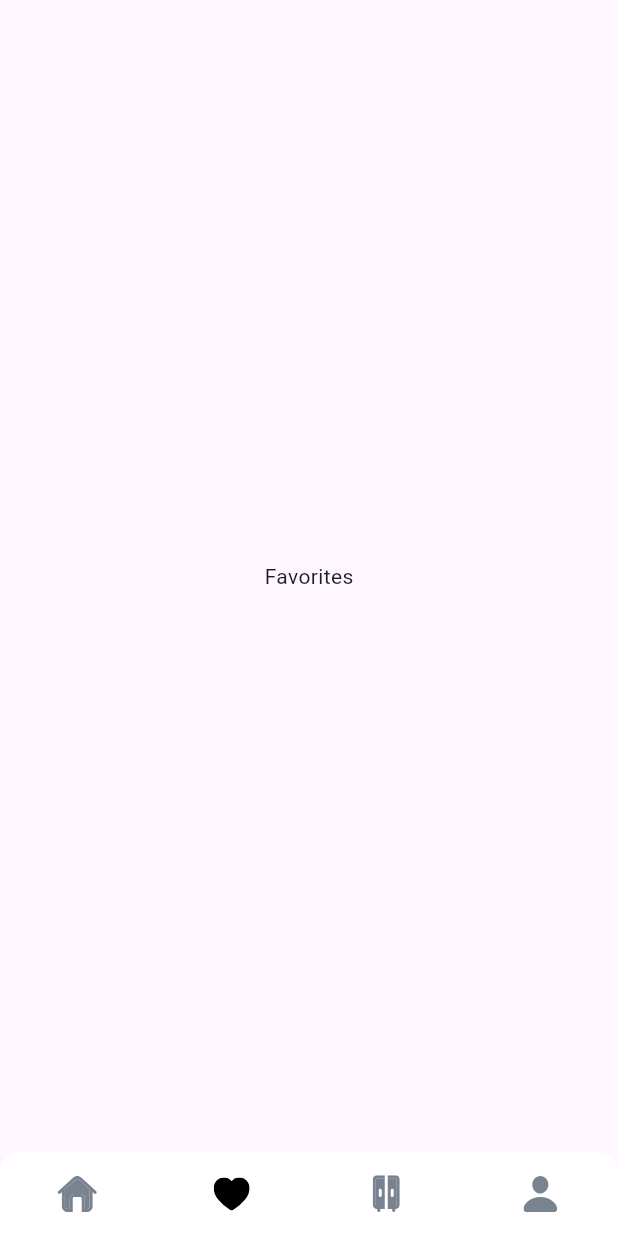
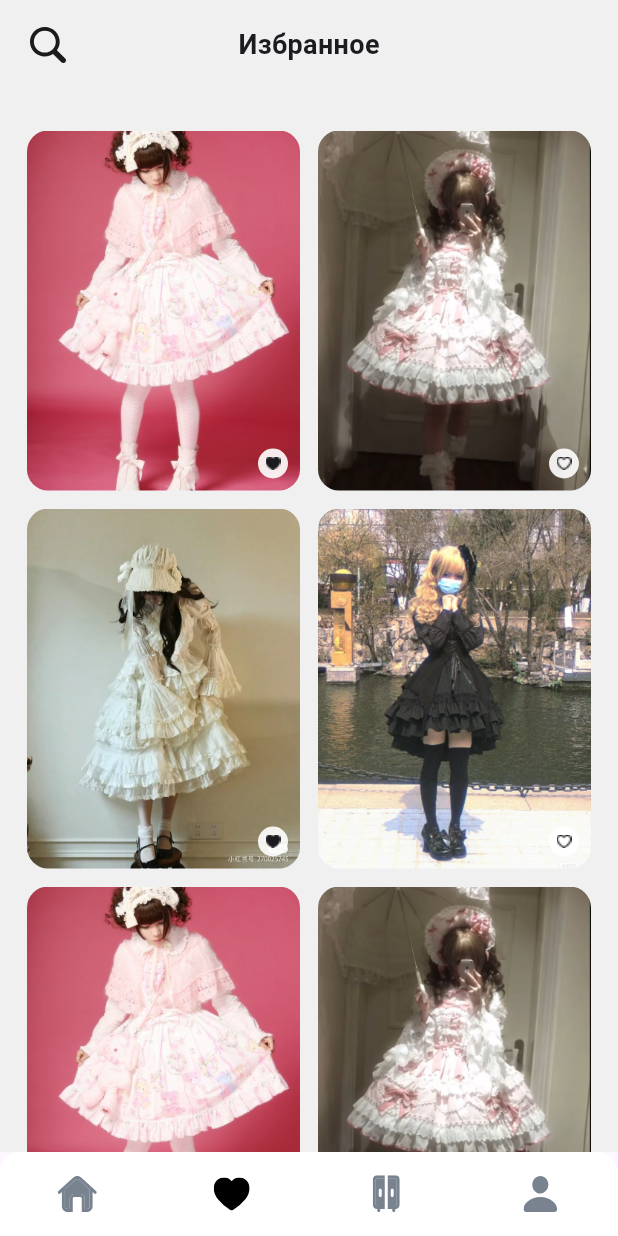
Before and after one commit to iissiin/kiruFlutterApp, a Flutter app: the Navbar screen opened by its route, item 2 of the bottom bar chosen, on a phone screen of 412 x 824 dp. Run offline on Flutter 3.47's test engine with Material 3 defaults, Android fonts, the light colour scheme and no system bars; our stand-ins replace flutter_svg.

Commit message:
wip favorite screen

```diff
--- a/kiru/lib/favorite/favoriteScreen.dart
+++ b/kiru/lib/favorite/favoriteScreen.dart
@@ -1,10 +1,136 @@
 import 'package:flutter/material.dart';
+import 'package:flutter_svg/flutter_svg.dart';
+import 'package:kiru/kiruAssets/AppImages.dart';
+import 'package:kiru/kiruAssets/colors.dart';
 
 class FavoritesScreen extends StatelessWidget {
   const FavoritesScreen({super.key});
 
   @override
   Widget build(BuildContext context) {
-    return Scaffold(body: Center(child: Text('Favorites')));
+    return Scaffold(
+      backgroundColor: AppColors.background,
+      body: SafeArea(
+        bottom: false,
+        child: Column(
+          children: [
+            const SizedBox(height: 16),
+
+            // ВЕРХНЯЯ ПАНЕЛЬ
+            Padding(
+              padding: const EdgeInsets.symmetric(horizontal: 18),
+              child: _TopBar(),
+            ),
+
+            const SizedBox(height: 43),
+
+            // GRID ФОТОК
+            Expanded(
+              child: SingleChildScrollView(
+                padding: const EdgeInsets.symmetric(horizontal: 18),
+                child: _PostsGrid(),
+              ),
+            ),
+          ],
+        ),
+      ),
+    );
   }
 }
+
+// MARK: кнопки сверху
+class _TopBar extends StatelessWidget {
+  @override
+  Widget build(BuildContext context) {
+    return Row(
+      children: [
+        SvgPicture.asset(AppImages.searchicon, width: 28, height: 28),
+        Expanded(
+          child: Center(
+            child: const Text(
+              'Избранное',
+              style: TextStyle(fontSize: 18, fontWeight: FontWeight.bold),
+            ),
+          ),
+        ),
+        const SizedBox(width: 28),
+      ],
+    );
+  }
+}
+
+// MARK: PHOTO-grid
+class _PostsGrid extends StatelessWidget {
+  @override
+  Widget build(BuildContext context) {
+    return GridView.builder(
+      shrinkWrap: true,
+      physics: const NeverScrollableScrollPhysics(),
+      itemCount: 6,
+      gridDelegate: const SliverGridDelegateWithFixedCrossAxisCount(
+        crossAxisCount: 2,
+        crossAxisSpacing: 12,
+        mainAxisSpacing: 12,
+        mainAxisExtent: 240,
+      ),
+      itemBuilder: (_, index) {
+        final photos = [
+          AppImages.asset1,
+          AppImages.asset2,
+          AppImages.asset3,
+          AppImages.asset4,
+        ];
+
+        return _PostItem(
+          image: photos[index % photos.length],
+          liked: index.isEven,
+        );
+      },
+    );
+  }
+}
+
+// MARK: карточка фото
+class _PostItem extends StatelessWidget {
+  final String image;
+  final bool liked;
+
+  const _PostItem({required this.image, required this.liked});
+
+  @override
+  Widget build(BuildContext context) {
+    return Stack(
+      children: [
+        ClipRRect(
+          borderRadius: BorderRadius.circular(14),
+          child: Image.asset(
+            image,
+            fit: BoxFit.cover,
+            width: double.infinity,
+            height: double.infinity,
+          ),
+        ),
+
+        Positioned(
+          bottom: 8,
+          right: 8,
+          child: Container(
+            width: 20,
+            height: 20,
+            decoration: BoxDecoration(
+              // ignore: deprecated_member_use
+              color: Colors.white.withOpacity(0.9),
+              shape: BoxShape.circle,
+            ),
+            child: Center(
+              child: Image.asset(
+                liked ? AppImages.heartPNG : AppImages.unfilledHeartPNG,
+                width: 10,
+              ),
+            ),
+          ),
+        ),
+      ],
+    );
+  }
+}
--- a/kiru/lib/kiruAssets/AppImages.dart
+++ b/kiru/lib/kiruAssets/AppImages.dart
@@ -26,4 +26,5 @@ class AppImages {
   static const String homeicon = 'assets/navigationBar/homeicon.svg';
   static const String shelficon = 'assets/navigationBar/shelficon.svg';
   static const String usericon = 'assets/navigationBar/usericon.svg';
+  static const String searchicon = 'assets/Search-icon.svg';
 }
--- a/kiru/lib/main.dart
+++ b/kiru/lib/main.dart
@@ -1,8 +1,6 @@
 import 'package:flutter/cupertino.dart';
 import 'package:flutter/material.dart';
-import 'package:kiru/favorite/favoriteScreen.dart';
 import 'package:kiru/navBar.dart';
-import 'package:kiru/profile/profileScreen.dart';
 import 'package:kiru/login/loginScreen.dart';
 
 void main() {
--- a/kiru/lib/profile/profileScreen.dart
+++ b/kiru/lib/profile/profileScreen.dart
@@ -1,3 +1,5 @@
+// ignore_for_file: deprecated_member_use
+
 import 'package:flutter/material.dart';
 import 'package:flutter_svg/flutter_svg.dart';
 import 'package:kiru/kiruAssets/AppImages.dart';
@@ -181,7 +183,6 @@ class _Stat extends StatelessWidget {
           label,
           style: TextStyle(
             fontSize: 12,
-            // ignore: deprecated_member_use
             color: AppColors.black.withOpacity(0.45),
           ),
         ),
@@ -219,7 +220,7 @@ class _PostsCard extends StatelessWidget {
               crossAxisCount: 2,
               crossAxisSpacing: 12,
               mainAxisSpacing: 12,
-              childAspectRatio: 0.75,
+              mainAxisExtent: 240,
             ),
             itemBuilder: (_, index) {
               final photos = [
@@ -328,7 +329,6 @@ class _PostItem extends StatelessWidget {
             width: 20,
             height: 20,
             decoration: BoxDecoration(
-              // ignore: deprecated_member_use
               color: Colors.white.withOpacity(0.9),
               shape: BoxShape.circle,
             ),
--- a/kiru/pubspec.yaml
+++ b/kiru/pubspec.yaml
@@ -88,6 +88,8 @@ flutter:
     - assets/navigationBar/homeicon.svg
     - assets/navigationBar/shelficon.svg
     - assets/navigationBar/usericon.svg
+    - assets/Search-icon.svg
+
 
   # An image asset can refer to one or more resolution-specific "variants", see
   # https://flutter.dev/to/resolution-aware-images
```
Also changed, not shown: kiru/assets/Search-icon.svg (added).
